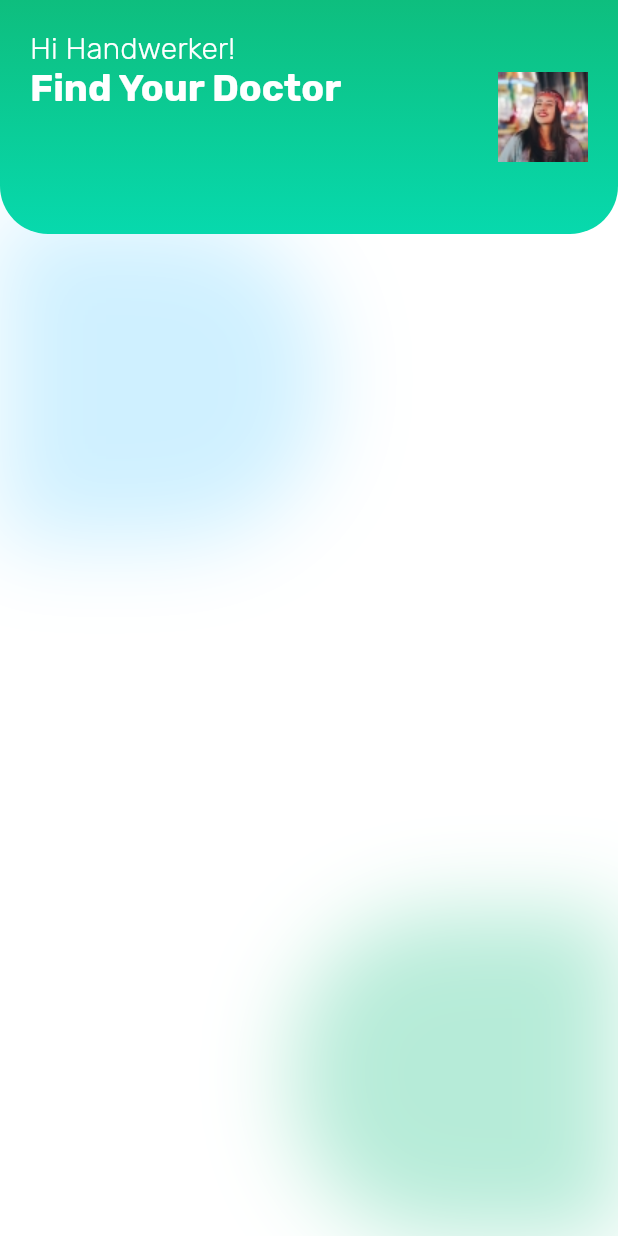
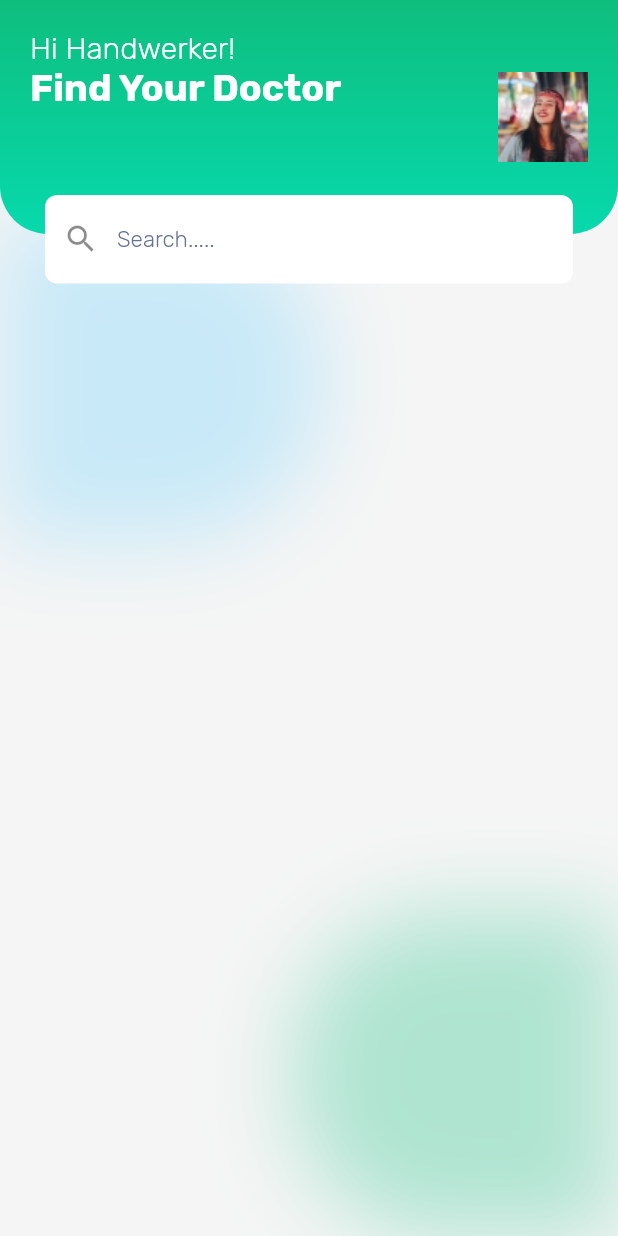
Before and after one commit to mohammad-dehghanifard/flutter_ui_challenge, a Flutter app: the screen it shows after launch, on a phone screen of 412 x 824 dp. Run offline on Flutter 3.47's test engine with Material 3 defaults, Android fonts, the light colour scheme and no system bars; our stand-ins replace carousel_slider, google_fonts, google_nav_bar, readmore, smooth_page_indicator.

Commit message:
doctor app : impl DoctorSearchTextField custom widget

```diff
--- a/lib/doctor_app/screens/doctor_home_screen.dart
+++ b/lib/doctor_app/screens/doctor_home_screen.dart
@@ -1,5 +1,6 @@
 import 'package:flutter/material.dart';
 import 'package:flutter_ui_challenge/doctor_app/widgets/doctor_home_header.dart';
+import 'package:flutter_ui_challenge/doctor_app/widgets/doctor_search_text_field.dart';
 import 'package:google_fonts/google_fonts.dart';
 
 class DoctorHomeScreen extends StatelessWidget {
@@ -8,7 +9,7 @@ class DoctorHomeScreen extends StatelessWidget {
   @override
   Widget build(BuildContext context) {
     return Scaffold(
-      backgroundColor: Colors.white,
+      backgroundColor: Colors.grey.shade100,
       body: SafeArea(
         child: SizedBox(
           width: MediaQuery.sizeOf(context).width,
@@ -51,7 +52,14 @@ class DoctorHomeScreen extends StatelessWidget {
                 ),
               ),
               // header
-              const DoctorHomeHeader()
+              const DoctorHomeHeader(),
+              // search text field
+              const Positioned(
+                top: 130,
+                right: 30,
+                left: 30,
+                child: DoctorSearchTextField(),
+              )
             ],
           ),
         ),
--- /dev/null
+++ b/lib/doctor_app/widgets/doctor_search_text_field.dart
@@ -0,0 +1,29 @@
+import 'package:flutter/material.dart';
+import 'package:google_fonts/google_fonts.dart';
+
+class DoctorSearchTextField extends StatelessWidget {
+  const DoctorSearchTextField({
+    super.key,
+  });
+
+  @override
+  Widget build(BuildContext context) {
+    return TextFormField(
+      decoration:  InputDecoration(
+        filled: true,
+        fillColor: Colors.white,
+        hintText: "Search..... ",
+        prefixIcon: const Icon(Icons.search),
+        hintStyle: GoogleFonts.rubik(color: const Color(0xFF677294),fontSize: 15,fontWeight: FontWeight.w300),
+        focusedBorder: OutlineInputBorder(
+            borderSide: BorderSide.none,
+            borderRadius: BorderRadius.circular(8)
+        ),
+        enabledBorder: OutlineInputBorder(
+            borderSide: BorderSide.none,
+            borderRadius: BorderRadius.circular(8)
+        ),
+      ),
+    );
+  }
+}
```
